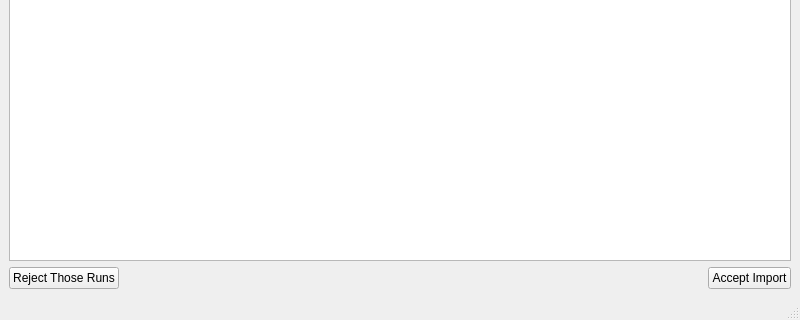
First picture: the form in designer/ui_solve_import_conflicts.ui, repository neutrons/addie, before the edit; both pictures show x 0 to 800 and y 280 to 600 of the 800 by 600 pixel window.
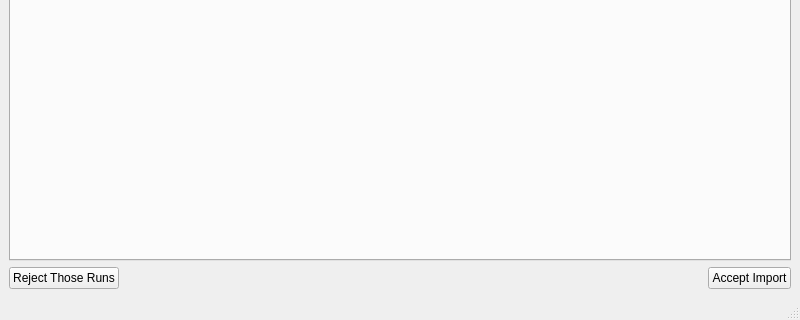
Second picture: the form after the edit.

Commit message: started work that will check for conflicts when importing the data from ONCat

What changed in the file:
```diff
--- a/designer/ui_solve_import_conflicts.ui
+++ b/designer/ui_solve_import_conflicts.ui
@@ -19,7 +19,11 @@
   <widget class="QWidget" name="centralwidget">
    <layout class="QVBoxLayout" name="verticalLayout">
     <item>
-     <widget class="QTableWidget" name="tableWidget"/>
+     <widget class="QTabWidget" name="tabWidget">
+      <property name="currentIndex">
+       <number>-1</number>
+      </property>
+     </widget>
     </item>
     <item>
      <layout class="QHBoxLayout" name="horizontalLayout">
```
The commit also changes 1 other file.
